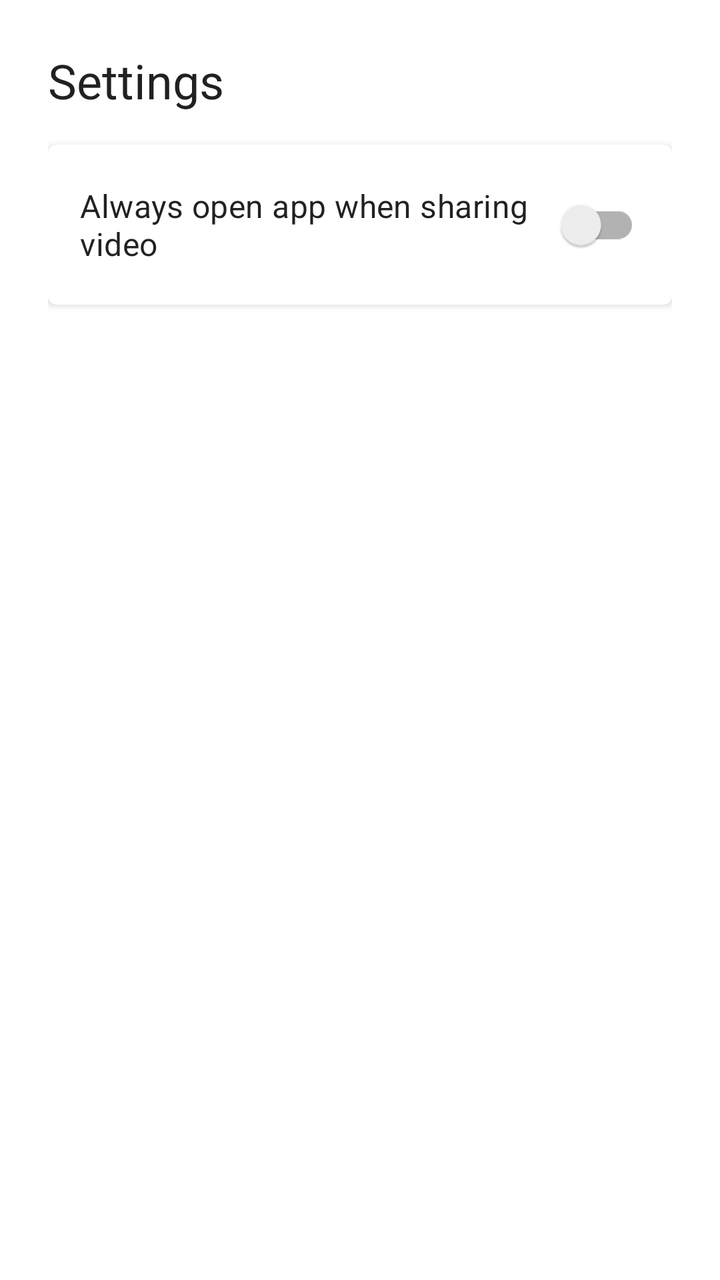
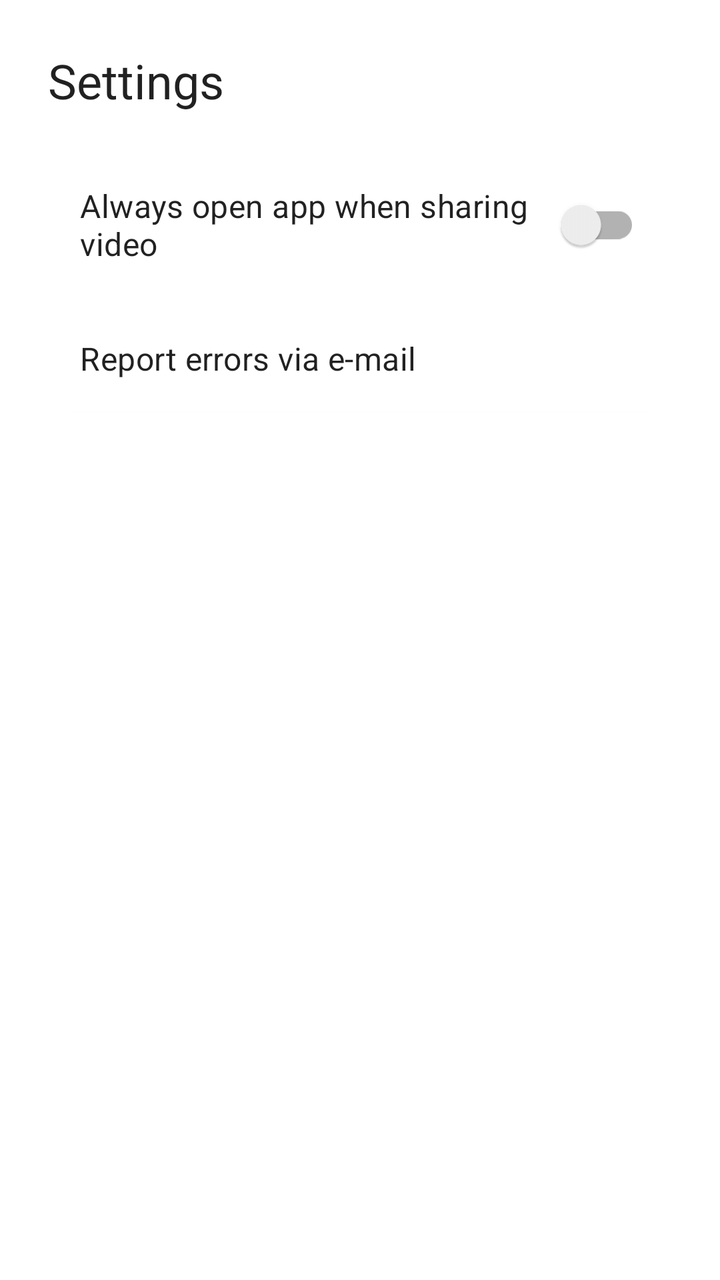

The first picture is an Android layout as it rendered before a commit; the second is the same layout after the commit. The layout source and the unified diff follow.
<!-- AndroidManifest.xml: application theme Theme.TikTokDownloader -->
<!-- res/layout/fragment_settings.xml -->
<?xml version="1.0" encoding="utf-8"?>
<LinearLayout xmlns:android="http://schemas.android.com/apk/res/android"
    xmlns:app="http://schemas.android.com/apk/res-auto"
    android:layout_width="match_parent"
    android:layout_height="match_parent"
    android:orientation="vertical"
    android:padding="@dimen/activity_horizontal_margin">

    <TextView
        android:layout_width="match_parent"
        android:layout_height="wrap_content"
        android:text="@string/settings"
        android:textAppearance="?attr/textAppearanceHeadline5" />

    <androidx.cardview.widget.CardView
        android:layout_width="match_parent"
        android:layout_height="wrap_content"
        android:layout_marginTop="@dimen/default_padding"
        app:cardCornerRadius="@dimen/card_corner_radius"
        app:cardElevation="@dimen/card_elevation">

        <LinearLayout
            android:id="@+id/always_open_app_holder"
            android:layout_width="match_parent"
            android:layout_height="wrap_content"
            android:background="?attr/selectableItemBackground"
            android:orientation="horizontal"
            android:padding="@dimen/default_padding">

            <TextView
                android:layout_width="0dp"
                android:layout_height="wrap_content"
                android:layout_weight="1"
                android:layout_gravity="center_vertical"
                android:text="@string/user_preference_always_open_app"
                android:textAppearance="?attr/textAppearanceSubtitle1" />

            <androidx.appcompat.widget.SwitchCompat
                android:id="@+id/always_open_app"
                android:layout_width="wrap_content"
                android:layout_gravity="center_vertical"
                android:layout_height="wrap_content" />
        </LinearLayout>
    </androidx.cardview.widget.CardView>

</LinearLayout>
<!-- resources referenced by this layout -->
<resources>
  <dimen name="activity_horizontal_margin">24dp</dimen>
  <dimen name="card_corner_radius">4dp</dimen>
  <dimen name="card_elevation">2dp</dimen>
  <dimen name="default_padding">16dp</dimen>
  <string name="settings">Settings</string>
  <string name="user_preference_always_open_app">Always open app when sharing video</string>
  <style name="Theme.TikTokDownloader">
          
          <item name="colorPrimary">@color/purple_500</item>
          <item name="colorPrimaryVariant">@color/purple_700</item>
          <item name="colorOnPrimary">@color/white</item>
          
          <item name="android:statusBarColor" tools:targetApi="l">?attr/colorSurface</item>
          <item name="android:windowLightStatusBar">true</item>
          
          <item name="colorSurface">@color/white</item>
      </style>
  <color name="purple_500">#FF6200EE</color>
  <color name="purple_700">#FF3700B3</color>
  <color name="white">#FFFFFFFF</color>
</resources>

<!-- the commit's change to res/layout/fragment_settings.xml (unified diff, before → after) -->
@@ -20,26 +20,43 @@
         app:cardElevation="@dimen/card_elevation">
 
         <LinearLayout
-            android:id="@+id/always_open_app_holder"
             android:layout_width="match_parent"
             android:layout_height="wrap_content"
-            android:background="?attr/selectableItemBackground"
-            android:orientation="horizontal"
-            android:padding="@dimen/default_padding">
+            android:orientation="vertical">
+
+            <LinearLayout
+                android:id="@+id/always_open_app_holder"
+                android:layout_width="match_parent"
+                android:layout_height="wrap_content"
+                android:background="?attr/selectableItemBackground"
+                android:orientation="horizontal"
+                android:padding="@dimen/default_padding">
+
+                <TextView
+                    android:layout_width="0dp"
+                    android:layout_height="wrap_content"
+                    android:layout_gravity="center_vertical"
+                    android:layout_weight="1"
+                    android:text="@string/user_preference_always_open_app"
+                    android:textAppearance="?attr/textAppearanceSubtitle1" />
+
+                <androidx.appcompat.widget.SwitchCompat
+                    android:id="@+id/always_open_app"
+                    android:layout_width="wrap_content"
+                    android:layout_height="wrap_content"
+                    android:layout_gravity="center_vertical" />
+            </LinearLayout>
 
             <TextView
-                android:layout_width="0dp"
+                android:id="@+id/report_error_cta"
+                android:layout_width="match_parent"
                 android:layout_height="wrap_content"
-                android:layout_weight="1"
                 android:layout_gravity="center_vertical"
-                android:text="@string/user_preference_always_open_app"
+                android:background="?attr/selectableItemBackground"
+                android:minHeight="@dimen/minimum_touch_target"
+                android:padding="@dimen/default_padding"
+                android:text="@string/report_errors"
                 android:textAppearance="?attr/textAppearanceSubtitle1" />
-
-            <androidx.appcompat.widget.SwitchCompat
-                android:id="@+id/always_open_app"
-                android:layout_width="wrap_content"
-                android:layout_gravity="center_vertical"
-                android:layout_height="wrap_content" />
         </LinearLayout>
     </androidx.cardview.widget.CardView>
 
<!-- resource entries referenced after the edit -->
@@ -4,6 +4,8 @@
   <dimen name="card_corner_radius">4dp</dimen>
   <dimen name="card_elevation">2dp</dimen>
   <dimen name="default_padding">16dp</dimen>
+  <dimen name="minimum_touch_target">48dp</dimen>
+  <string name="report_errors">Report errors via e-mail</string>
   <string name="settings">Settings</string>
   <string name="user_preference_always_open_app">Always open app when sharing video</string>
   <style name="Theme.TikTokDownloader">
